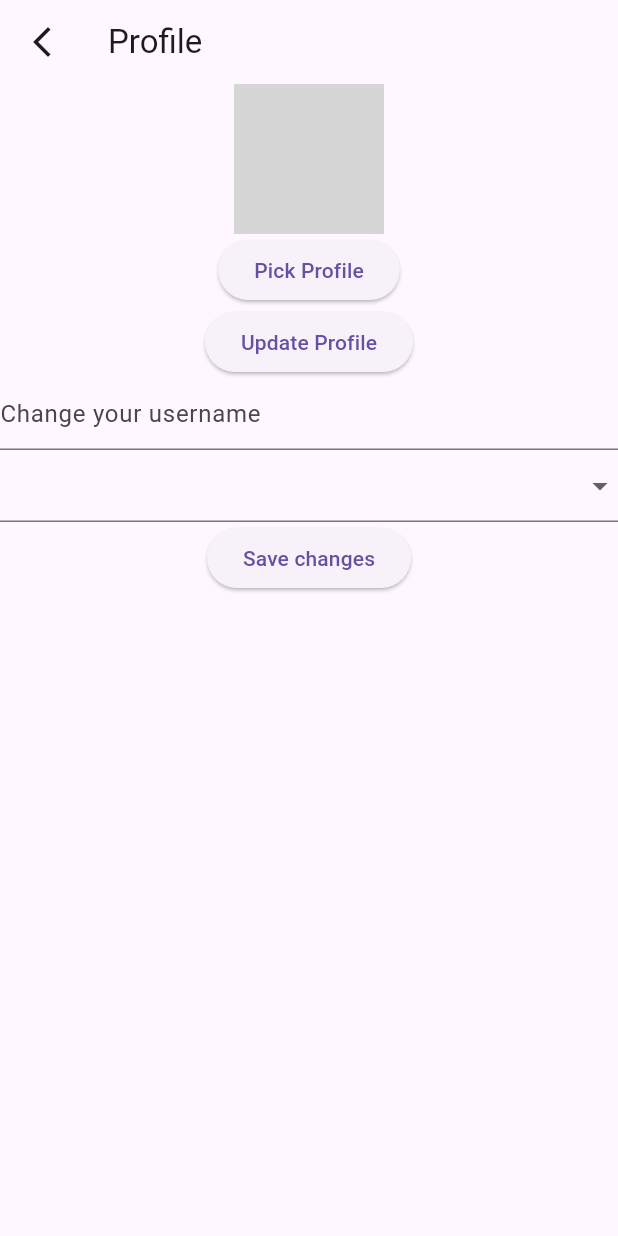
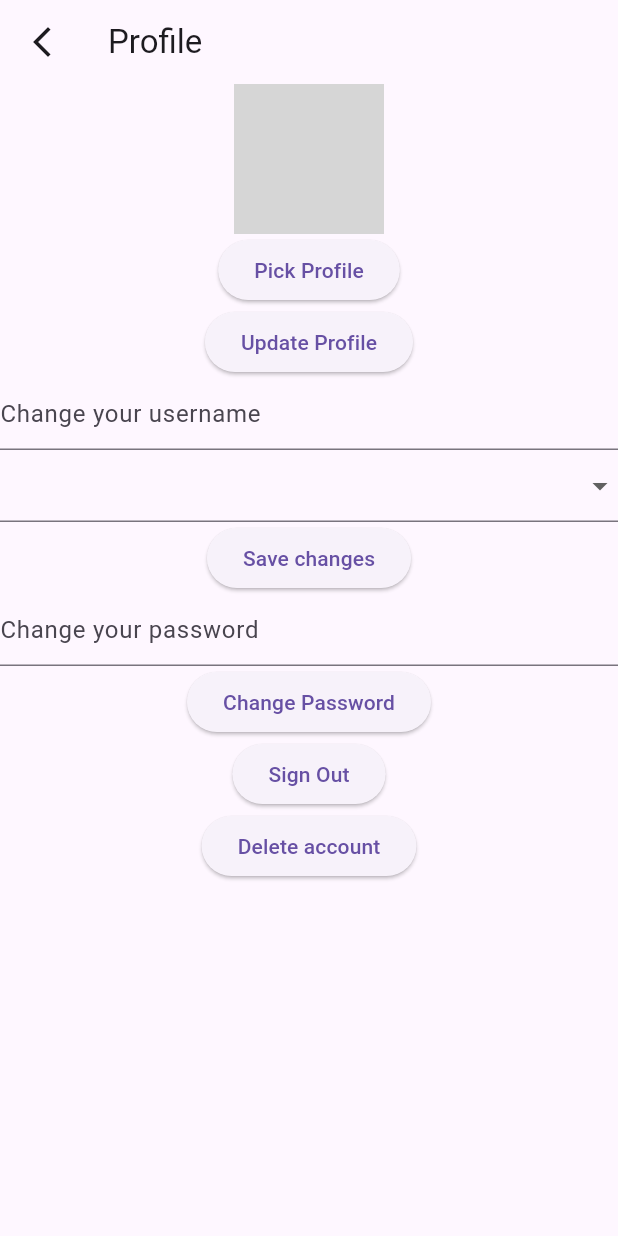
Before and after one commit to ciocanea/BIBS, a Flutter app: the ProfileScreen screen opened by its route, on a phone screen of 412 x 824 dp. Run offline on Flutter 3.47's test engine with Material 3 defaults, Android fonts, the phone set to English and light mode, and no system bars; our stand-ins replace flutter_dotenv, freezed_annotation, go_router, image_picker, jwt_decoder, permission_handler and 2 more; accounts and stored records are empty; network calls fail; grey boxes are pictures that could not be loaded.

Commit message:
Implement delete account and reset apssword frontend logic

```diff
--- a/bibs/lib/ui/profile/view_models/profile_viewmodel.dart
+++ b/bibs/lib/ui/profile/view_models/profile_viewmodel.dart
@@ -5,15 +5,19 @@ import 'package:image_picker/image_picker.dart';
 import 'package:permission_handler/permission_handler.dart';
 
 import '../../../data/models/user_profile/user_profile_model.dart';
+import '../../../data/repositories/auth/auth_repository.dart';
 import '../../../data/repositories/user/user_repository.dart';
 import '../../../utils/result.dart';
 
 class ProfileViewmodel extends ChangeNotifier{
 
   ProfileViewmodel({
+    required AuthRepository authRepository,
     required UserRepository userRepository,
-  }) : _userRepository = userRepository;
+  }) : _authRepository = authRepository,
+       _userRepository = userRepository;
 
+  final AuthRepository _authRepository;
   final UserRepository _userRepository;
 
   UserProfile? _userProfile;
@@ -54,6 +58,12 @@ class ProfileViewmodel extends ChangeNotifier{
     finally {
       notifyListeners();
     }
+  }
+
+  Future<Result<void>> changePassword (String newPassword) async {
+    final result = await _authRepository.setPassword(newPassword: newPassword);
+
+    return result;
   }
 
   Future<Result<void>> changeCampus (String newCampus) async {
@@ -124,4 +134,16 @@ class ProfileViewmodel extends ChangeNotifier{
       notifyListeners();
     }
   }
+
+  Future<Result<void>> deteleAccount (String userId) async {
+    final result = await _authRepository.deteleUser(userId: userId);
+
+    return result;
+  }
+
+  Future<Result<void>> signOut () async {
+    final result = await _authRepository.signOut();
+
+    return result;
+  }
 }
--- a/bibs/lib/ui/profile/widgets/profile_screen.dart
+++ b/bibs/lib/ui/profile/widgets/profile_screen.dart
@@ -15,9 +15,11 @@ class ProfileScreen extends StatefulWidget {
 }
 
 class _ProfileScreenState extends State<ProfileScreen> {
-  final GlobalKey<FormState> _formKey = GlobalKey<FormState>();
+  final GlobalKey<FormState> _usernameFormKey= GlobalKey<FormState>();
+  final GlobalKey<FormState> _passwordFormKey= GlobalKey<FormState>();
 
   final TextEditingController _usernameController = TextEditingController();
+  final TextEditingController _passwordController = TextEditingController();
 
   @override
   void initState() {
@@ -63,8 +65,10 @@ class _ProfileScreenState extends State<ProfileScreen> {
 
               _usernameController.text = userProfile.username;
 
-              return Form(
-                key: _formKey,
+              return Column(
+                children: [
+                  Form(
+                    key: _usernameFormKey,
                     child: Column(
                       crossAxisAlignment: CrossAxisAlignment.center,
                       children: [
@@ -117,7 +121,7 @@ class _ProfileScreenState extends State<ProfileScreen> {
                         ),
                         ElevatedButton(
                           onPressed: () async {
-                        if (_formKey.currentState!.validate()) {
+                            if (_usernameFormKey.currentState!.validate()) {
                               final result = await widget.viewModel.changeUsername(_usernameController.text);
 
                               if(result is Error<void>) {
@@ -147,6 +151,73 @@ class _ProfileScreenState extends State<ProfileScreen> {
                         ),
                       ],
                     ),
+                  ),
+                  Form(
+                    key: _passwordFormKey,
+                    child: Column(
+                      children: [
+                        TextFormField(
+                          controller: _passwordController,
+                          decoration: const InputDecoration(
+                            hintText: 'Change your password',
+                          ),
+                          validator: (String? value) {
+                            if (value == null || value.isEmpty) {
+                              return 'Please enter some text';
+                            }
+                            return null;
+                          },
+                        ),
+                        ElevatedButton(
+                          onPressed: () async {
+                            if (_passwordFormKey.currentState!.validate()) {
+                              final result = await widget.viewModel.changePassword(_passwordController.text);
+
+                              if(result is Error<void>) {
+                                ScaffoldMessenger.of(context).showSnackBar(
+                                  SnackBar(
+                                    content: Text('${result.error}')
+                                  )
+                                );
+                                return;
+                              }
+
+                              ScaffoldMessenger.of(context).showSnackBar(
+                                SnackBar(
+                                  content: Text('Password updated succesfully.')
+                                )
+                              );
+                            }
+                            else {
+                                ScaffoldMessenger.of(context).showSnackBar(
+                                  SnackBar(
+                                    content: Text('Invalid Input')
+                                  )
+                                );
+                            }
+                          },
+                          child: const Text('Change Password'),
+                        ),
+                      ],
+                    ),
+                  ),
+                  ElevatedButton(
+                    onPressed: () async {
+                      await widget.viewModel.signOut();
+                      context.go(Routes.signIn);
+                    },
+                    child: Text('Sign Out'),
+                  ),
+                  ElevatedButton(
+                    onPressed: () async {
+                      await widget.viewModel.deteleAccount(userProfile.userId);
+                      await widget.viewModel.signOut();
+                      context.go(Routes.signIn);
+                    },
+                    child: const Text('Delete account')
+                  ),
+
+                ],
               );
             },
           ),
```
Lines whose indentation alone changed are shown as unchanged.
